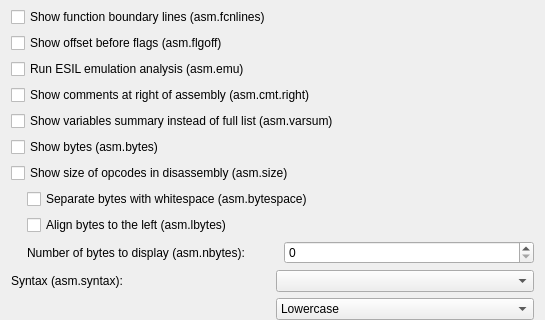
Old version of the form src/dialogs/preferences/AsmOptionsWidget.ui in the repository rizinorg/cutter; both pictures show x 0 to 545 and y 186 to 506 of the 545 by 710 pixel window.
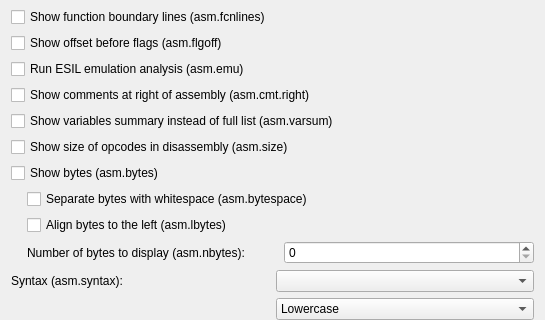
New version of the form.

Commit message: reordered related option

```diff
--- a/src/dialogs/preferences/AsmOptionsWidget.ui
+++ b/src/dialogs/preferences/AsmOptionsWidget.ui
@@ -99,16 +99,16 @@
     </widget>
    </item>
    <item>
-    <widget class="QCheckBox" name="bytesCheckBox">
+    <widget class="QCheckBox" name="sizeCheckBox">
      <property name="text">
-      <string>Show bytes (asm.bytes)</string>
+      <string>Show size of opcodes in disassembly (asm.size)</string>
      </property>
     </widget>
    </item>
    <item>
-    <widget class="QCheckBox" name="sizeCheckBox">
+    <widget class="QCheckBox" name="bytesCheckBox">
      <property name="text">
-      <string>Show size of opcodes in disassembly (asm.size)</string>
+      <string>Show bytes (asm.bytes)</string>
      </property>
     </widget>
    </item>
```
